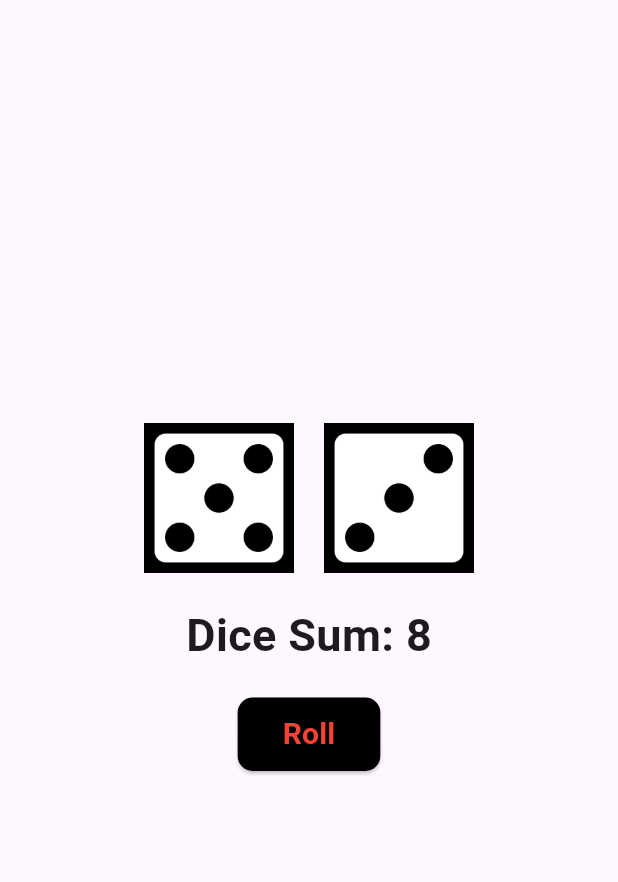
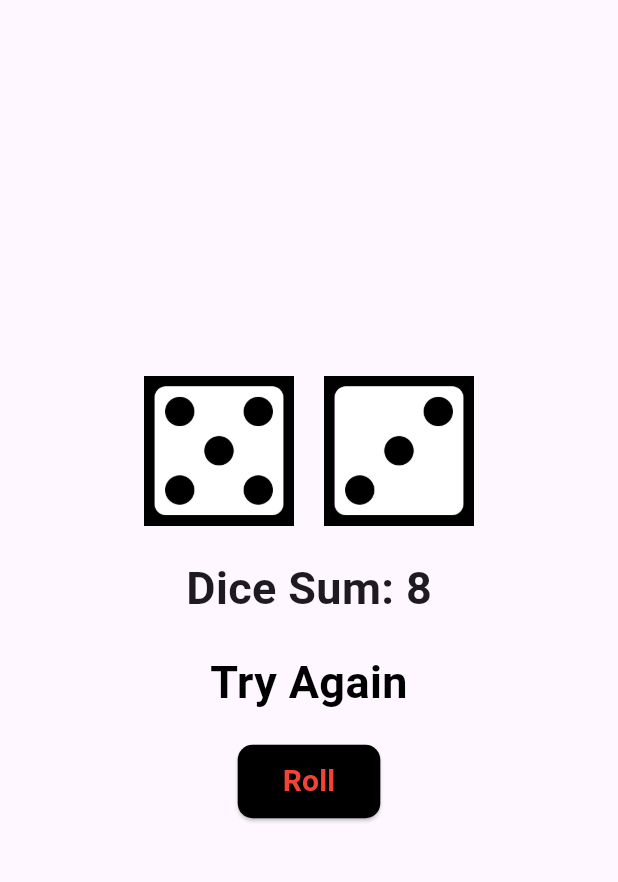
Before and after one commit to rubayet211/flutter_superdice, a Flutter app: the screen it shows after launch, after a tap on "Start", after a tap on "Roll", on a phone screen of 412 x 824 dp, the part 63-945 px from its top. Run offline on Flutter 3.47's test engine with Material 3 defaults, Android fonts, the phone set to English and light mode, and no system bars; our stand-ins replace google_fonts.

Commit message:
Many logics added but still some left

```diff
--- a/lib/screens/game_screen.dart
+++ b/lib/screens/game_screen.dart
@@ -28,6 +28,7 @@ class _GameScreenState extends State<GameScreen> {
   Timer? timer;
   bool showDiceSum = false;
   int diceSum = 0;
+  int target = 12;
 
   void gameOff() {
     setState(() {
@@ -116,14 +117,16 @@ class _GameScreenState extends State<GameScreen> {
           SizedBox(
             height: 20,
           ),
-          if (diceSum == 11)
           Padding(
             padding: const EdgeInsets.only(
               left: 10,
               right: 10,
               bottom: 20,
             ),
-              child: Text(
+            child: Column(
+              children: [
+                if (diceSum == 11)
+                  Text(
                     "Congratulations, You are the Winner!",
                     textAlign: TextAlign.center,
                     style: TextStyle(
@@ -132,8 +135,34 @@ class _GameScreenState extends State<GameScreen> {
                       color: Colors.green,
                     ),
                   ),
+                if (diceSum == 12)
+                  Text(
+                    "Sorry, you are the loser!",
+                    textAlign: TextAlign.center,
+                    style: TextStyle(
+                      fontSize: 30,
+                      fontWeight: FontWeight.bold,
+                      color: Colors.red,
                     ),
-          diceSum != 11
+                  ),
+                if (diceSum <= target &&
+                    diceSum != 0 &&
+                    target != 1 &&
+                    diceSum != 11 &&
+                    diceSum != 12)
+                  Text(
+                    "Try Again",
+                    textAlign: TextAlign.center,
+                    style: TextStyle(
+                      fontSize: 30,
+                      fontWeight: FontWeight.bold,
+                      color: Colors.black,
+                    ),
+                  ),
+              ],
+            ),
+          ),
+          diceSum != 11 || diceSum == 0
               ? MyButton(
                   text: "Roll",
                   callback: rollDice,
```
Lines whose indentation alone changed are shown as unchanged.
